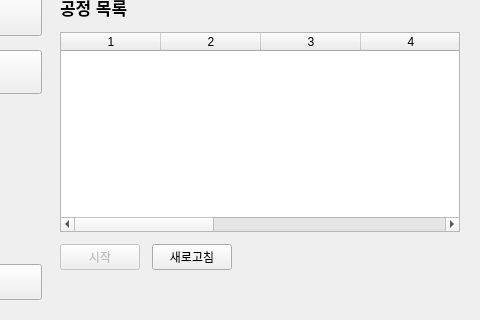
Before: the Qt Designer form soy-pc/ui/worker_screen.ui in addinedu-physicalai-1st/iot-repo-3, drawn with Qt 5; both pictures show x 160 to 640 and y 140 to 460 of the 640 by 460 pixel window.
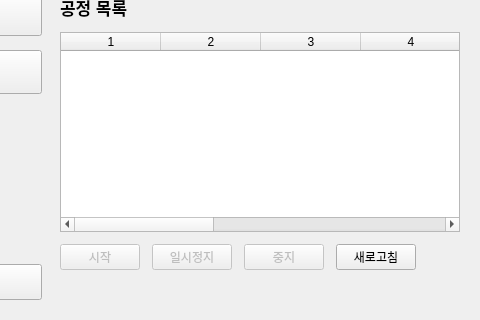
After: the same form once the commit is applied. The open tabs and pages were chosen to show the change.

The edit to the form file:
```diff
--- a/soy-pc/ui/worker_screen.ui
+++ b/soy-pc/ui/worker_screen.ui
@@ -555,6 +555,26 @@
            </property>
           </widget>
          </item>
+         <item>
+          <widget class="QPushButton" name="classifyPauseButton">
+           <property name="enabled">
+            <bool>false</bool>
+           </property>
+           <property name="text">
+            <string>일시정지</string>
+           </property>
+          </widget>
+         </item>
+         <item>
+          <widget class="QPushButton" name="classifyStopButton">
+           <property name="enabled">
+            <bool>false</bool>
+           </property>
+           <property name="text">
+            <string>중지</string>
+           </property>
+          </widget>
+         </item>
          <item>
           <widget class="QPushButton" name="classifyRefreshButton">
            <property name="text">
```
Left out of the diff: 2 changed lines with no effect on the pictures.
